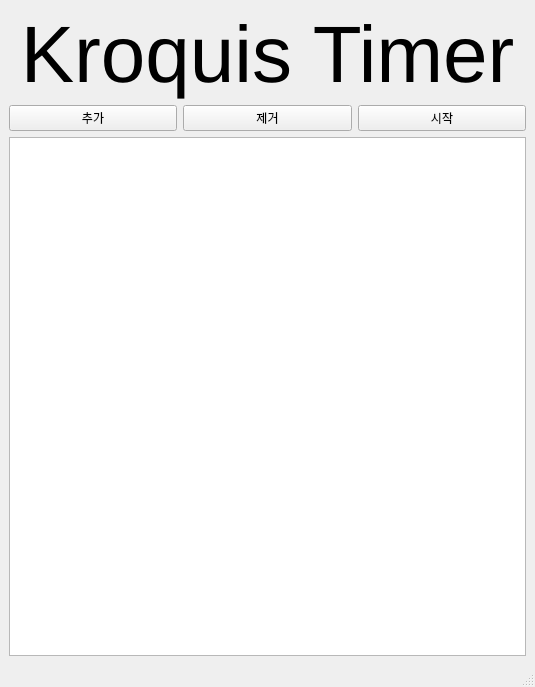
Qt form ui/MainWindow.ui (RhyBad/KroquisTimer) before a commit.
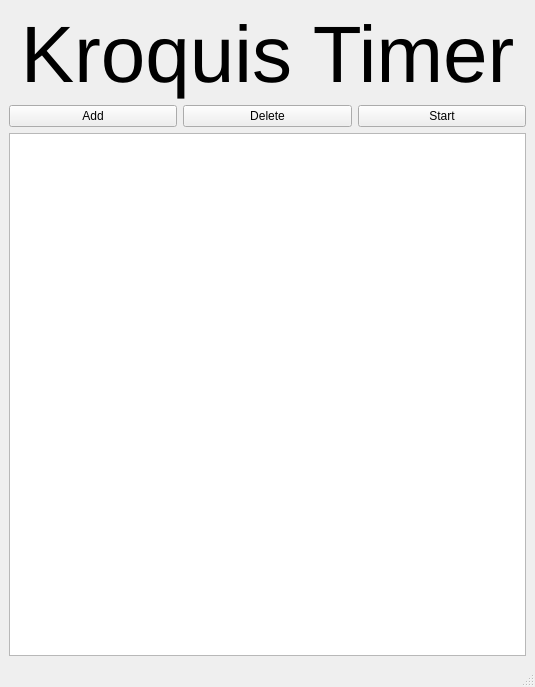
The same form after that commit.

The edit to the form file:
```diff
--- a/ui/MainWindow.ui
+++ b/ui/MainWindow.ui
@@ -52,21 +52,21 @@
         <item row="0" column="1">
          <widget class="QPushButton" name="deleteAllButton">
           <property name="text">
-           <string>제거</string>
+           <string>Delete</string>
           </property>
          </widget>
         </item>
         <item row="0" column="0">
          <widget class="QPushButton" name="addButton">
           <property name="text">
-           <string>추가</string>
+           <string>Add</string>
           </property>
          </widget>
         </item>
         <item row="0" column="2">
          <widget class="QPushButton" name="runButton">
           <property name="text">
-           <string>시작</string>
+           <string>Start</string>
           </property>
          </widget>
         </item>
```
